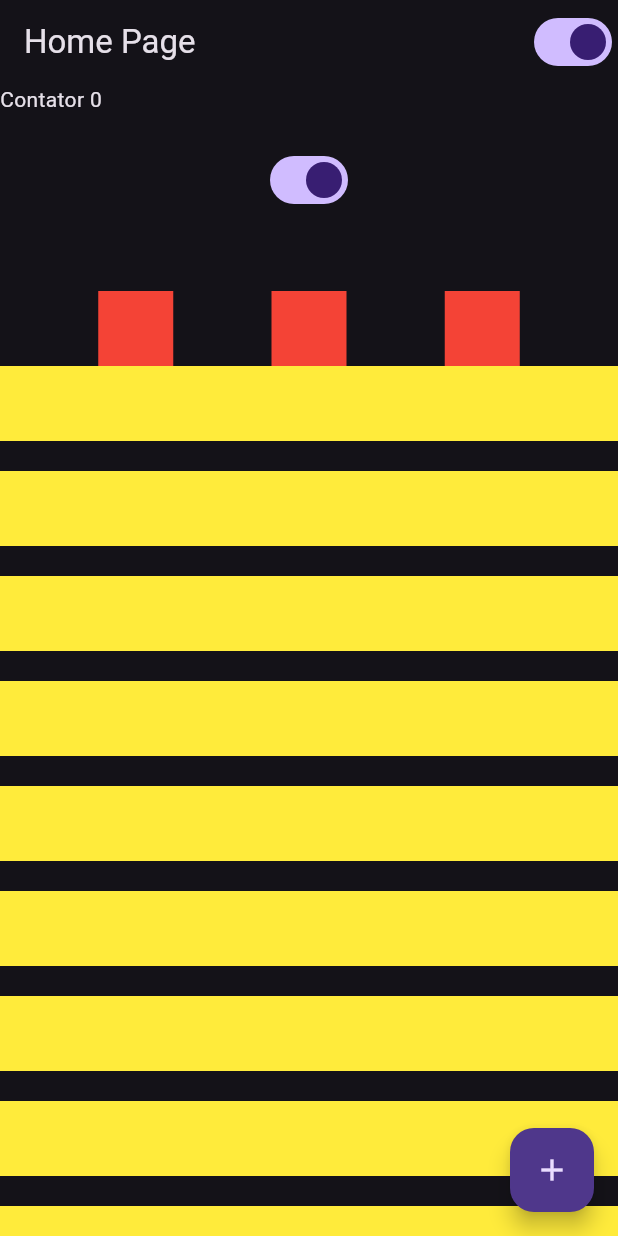
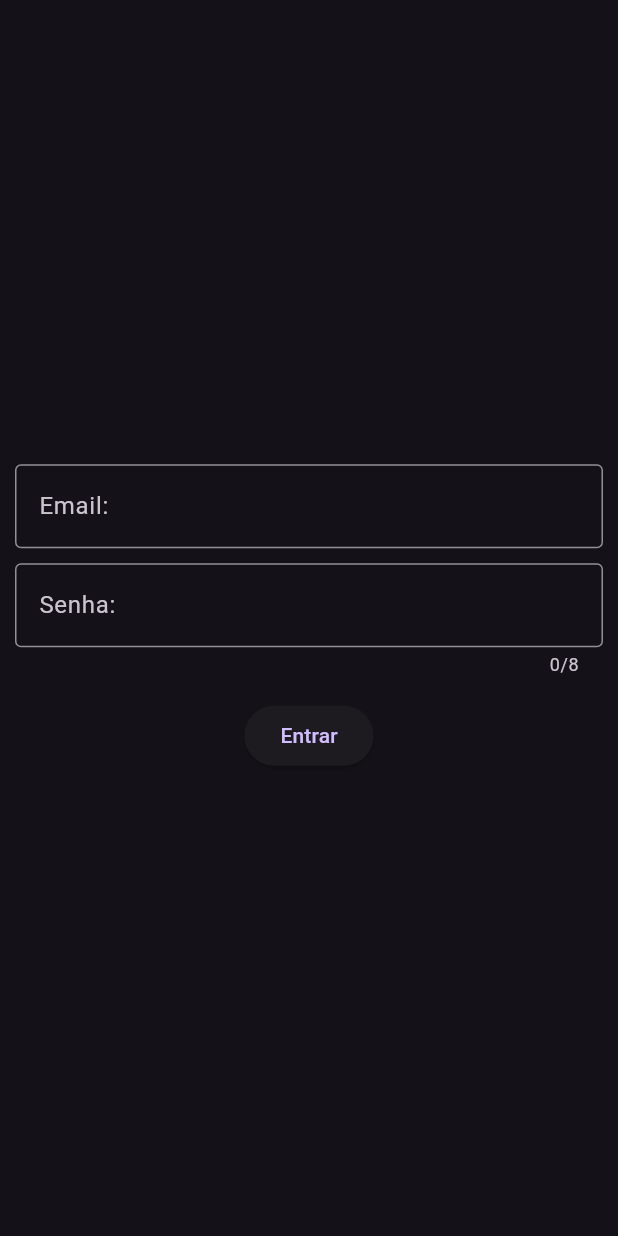
Before and after one commit to LucasBarbosaSilva/ola-mundo-flutter, a Flutter app: the screen it shows after launch, on a phone screen of 412 x 824 dp. Run offline on Flutter 3.47's test engine with Material 3 defaults, Android fonts, the phone set to English and light mode, and no system bars.

```diff
--- a/lib/app_widget.dart
+++ b/lib/app_widget.dart
@@ -1,6 +1,7 @@
 import 'package:flutter/material.dart';
 import 'package:ola_mundo/Home_Page.dart';
 import 'package:ola_mundo/app_controller.dart';
+import 'package:ola_mundo/login_page.dart';
 
 class AppWidget extends StatelessWidget{
   final String? title;
@@ -19,7 +20,7 @@ class AppWidget extends StatelessWidget{
             ? Brightness.dark
             : Brightness.light,
         ),
-        home: HomePage()
+        home: LoginPage()
       );
     });
   }
--- /dev/null
+++ b/lib/login_page.dart
@@ -0,0 +1,74 @@
+// ignore_for_file: prefer_const_constructors
+
+import 'package:flutter/material.dart';
+
+class LoginPage extends StatefulWidget {
+  const LoginPage({super.key});
+
+  @override
+  State<LoginPage> createState() => _LoginPageState();
+}
+
+class _LoginPageState extends State<LoginPage> {
+  String email = "";
+  String password = "";
+
+  @override
+  Widget build(BuildContext context) {
+    return GestureDetector(
+      onTap: (){
+        FocusScopeNode currentFocus = FocusScope.of(context);
+        if(!currentFocus.hasPrimaryFocus){
+          currentFocus.unfocus();
+        }
+      },
+      child: Scaffold(
+        body: SizedBox(
+          width: MediaQuery.of(context).size.width,
+          height: double.infinity,
+          child: Padding(
+            padding: EdgeInsets.all(10),
+            child: Column(
+              mainAxisAlignment: MainAxisAlignment.center,
+              crossAxisAlignment: CrossAxisAlignment.center,
+              children: [
+                TextField(
+                  onChanged: (value) {
+                    email = value;
+                  },
+                  keyboardType: TextInputType.emailAddress,
+                  decoration: InputDecoration(
+                    border: OutlineInputBorder(),
+                    labelText: "Email:",
+                  ),
+                ),
+                SizedBox(height: 10),
+                TextField(
+                  onChanged: (value) {
+                    password = value;
+                  },
+                  obscureText: true,
+                  maxLength: 8,
+                  keyboardType: TextInputType.numberWithOptions(),
+                  decoration: InputDecoration(
+                    border: OutlineInputBorder(),
+                    labelText: "Senha:",
+                  ),
+                ),
+                SizedBox(height: 15),
+                ElevatedButton(
+                  onPressed: () {
+                    if(email == "lucas@test" && password == "123"){
+                      print("Entrando");
+                    }
+                  },
+                  child: Text('Entrar'),
+                )
+              ],
+            ),
+          )
+        ),
+      ),
+    );
+  }
+}
```
